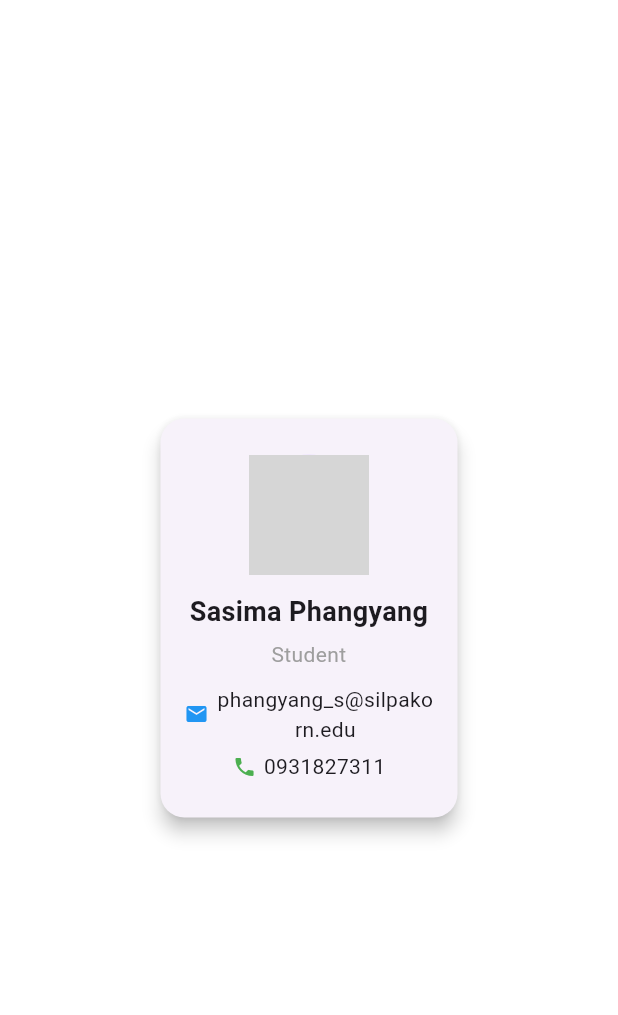
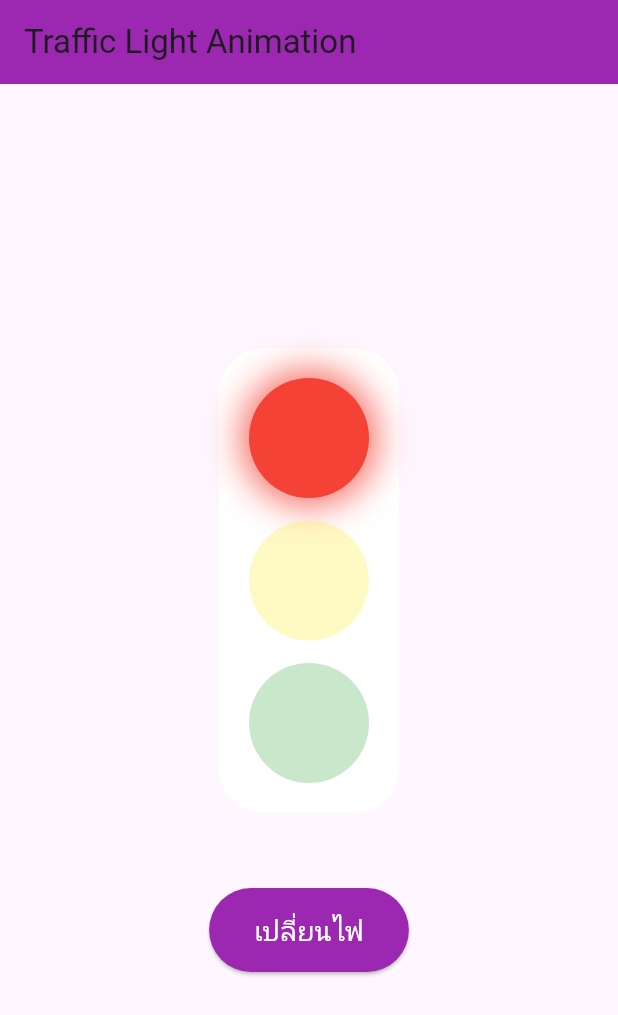
Before and after one commit to Sangduen2/first_app, a Flutter app: the screen it shows after launch, on a phone screen of 412 x 824 dp. Shown: the top 1015 px of the screen. Run offline on Flutter 3.47's test engine with Material 3 defaults, Android fonts, the phone set to English and light mode, and no system bars; our stand-ins replace firebase_core, shared_preferences; accounts and stored records are empty; grey boxes are pictures that could not be loaded.

Commit message:
traffic_light_animation

```diff
--- a/lib/main.dart
+++ b/lib/main.dart
@@ -9,6 +9,7 @@ import 'package:first_app/api_example/Assigmentweek5.dart';
 import 'package:first_app/page/simple_custom_widget.dart';
 import 'package:first_app/components/custom_counter_widget.dart';
 import 'package:first_app/components/custom_profile_card.dart';
+import 'package:first_app/page/traffic_light_animation.dart';
 
 void main() {
   runApp(const MyApp());
@@ -20,13 +21,8 @@ class MyApp extends StatelessWidget {
   @override
   Widget build(BuildContext context) {
     return MaterialApp(
-        debugShowCheckedModeBanner: false,
-        home: const CustomProfileCard(
-            name: 'Sasima Phangyang',
-            position: 'Student',
-            email: 'phangyang_s@silpakorn.edu',
-            phoneNumber: '0931827311',
-            imageUrl:
-                'https://scontent.fbkk12-3.fna.fbcdn.net/v/t39.30808-6/471374885_2617408588456588_2604379789553647314_n.jpg?_nc_cat=102&ccb=1-7&_nc_sid=6ee11a&_nc_ohc=LLyDR8TUrcwQ7kNvwEO42Ov&_nc_oc=AdnjPaF0XzHFcGbJ7wtmnVuNvom4G9Qk-Fq9OraT22nL4z1k2mfHhPahxcjs8Db6kvM&_nc_zt=23&_nc_ht=scontent.fbkk12-3.fna&_nc_gid=jVdJ6CGcVjicxIxYeT6ZYQ&oh=00_AfdQwawQwGLbpg0-i_e7uGdjvANZgkslBlG4jNhERuP6IA&oe=68F8DE80'));
+      debugShowCheckedModeBanner: false,
+      home: const TrafficLightAnimation(),
+    );
   }
 }
--- /dev/null
+++ b/lib/page/traffic_light_animation.dart
@@ -0,0 +1,114 @@
+import 'package:flutter/material.dart';
+
+class TrafficLightAnimation extends StatefulWidget {
+  const TrafficLightAnimation({super.key});
+
+  @override
+  State<TrafficLightAnimation> createState() => _TrafficLightAnimationState();
+}
+
+class _TrafficLightAnimationState extends State<TrafficLightAnimation> {
+  int _trafficLightState = 0;
+
+  double _redOpacity = 1.0;
+  double _yellowOpacity = 0.3;
+  double _greenOpacity = 0.3;
+
+  static const Duration _animationDuration = Duration(milliseconds: 500);
+  static const double _onOpacity = 1.0;
+  static const double _offOpacity = 0.3;
+
+  void _changeLight() {
+    setState(() {
+      _trafficLightState = (_trafficLightState + 1) % 3;
+
+      switch (_trafficLightState) {
+        case 0:
+          _redOpacity = _onOpacity;
+          _yellowOpacity = _offOpacity;
+          _greenOpacity = _offOpacity;
+          break;
+        case 1:
+          _redOpacity = _offOpacity;
+          _yellowOpacity = _onOpacity;
+          _greenOpacity = _offOpacity;
+          break;
+        case 2:
+          _redOpacity = _offOpacity;
+          _yellowOpacity = _offOpacity;
+          _greenOpacity = _onOpacity;
+          break;
+      }
+    });
+  }
+
+  Widget _buildLight(Color color, double opacity) {
+    return AnimatedOpacity(
+      duration: _animationDuration,
+      curve: Curves.easeInOut,
+      opacity: opacity,
+      child: Container(
+        width: 80,
+        height: 80,
+        decoration: BoxDecoration(
+          color: color,
+          shape: BoxShape.circle,
+          boxShadow: [
+            if (opacity == _onOpacity)
+              BoxShadow(
+                color: color.withOpacity(0.8),
+                blurRadius: 20,
+                spreadRadius: 5,
+              ),
+          ],
+        ),
+      ),
+    );
+  }
+
+  @override
+  Widget build(BuildContext context) {
+    return Scaffold(
+      appBar: AppBar(
+        title: const Text('Traffic Light Animation'),
+        backgroundColor: Colors.purple,
+      ),
+      body: Center(
+        child: Column(
+          mainAxisAlignment: MainAxisAlignment.center,
+          children: <Widget>[
+            Container(
+              padding: const EdgeInsets.all(20.0),
+              decoration: BoxDecoration(
+                color: Colors.white,
+                borderRadius: BorderRadius.circular(30.0),
+              ),
+              child: Column(
+                children: <Widget>[
+                  _buildLight(Colors.red, _redOpacity),
+                  const SizedBox(height: 15),
+                  _buildLight(Colors.yellow, _yellowOpacity),
+                  const SizedBox(height: 15),
+                  _buildLight(Colors.green, _greenOpacity),
+                ],
+              ),
+            ),
+            const SizedBox(height: 50),
+            ElevatedButton(
+              onPressed: _changeLight,
+              style: ElevatedButton.styleFrom(
+                padding:
+                    const EdgeInsets.symmetric(horizontal: 30, vertical: 15),
+                backgroundColor: Colors.purple,
+              ),
+              child: const Text(
+                'เปลี่ยนไฟ',
+                style: TextStyle(fontSize: 18, color: Colors.white),
+              ),
+            ),
+          ],
+        ),
+      ),
+    );
+  }
+}
--- a/pubspec.yaml
+++ b/pubspec.yaml
@@ -37,6 +37,7 @@ dependencies:
   http: ^0.13.5
   firebase_core: ^3.11.0
   cloud_firestore: ^5.6.3
+  shared_preferences: ^2.5.3
 
 dev_dependencies:
   flutter_test:
```
Also changed, not shown: lib/page/animated_test.dart (added, +51 -0 lines), lib/page/setting_page.dart (added, +30 -0 lines), lib/page/simple_custom_widget.dart (+225 -20 lines), pubspec.lock, 1 other file.
